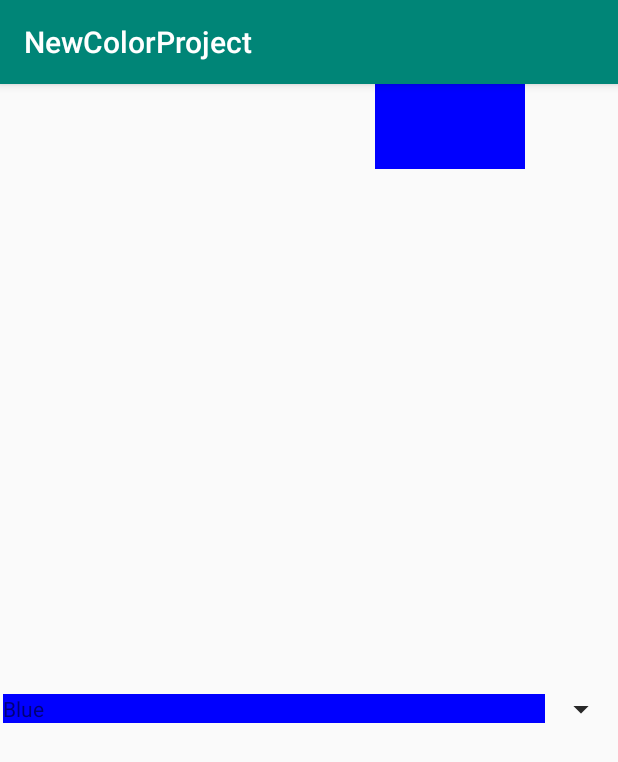
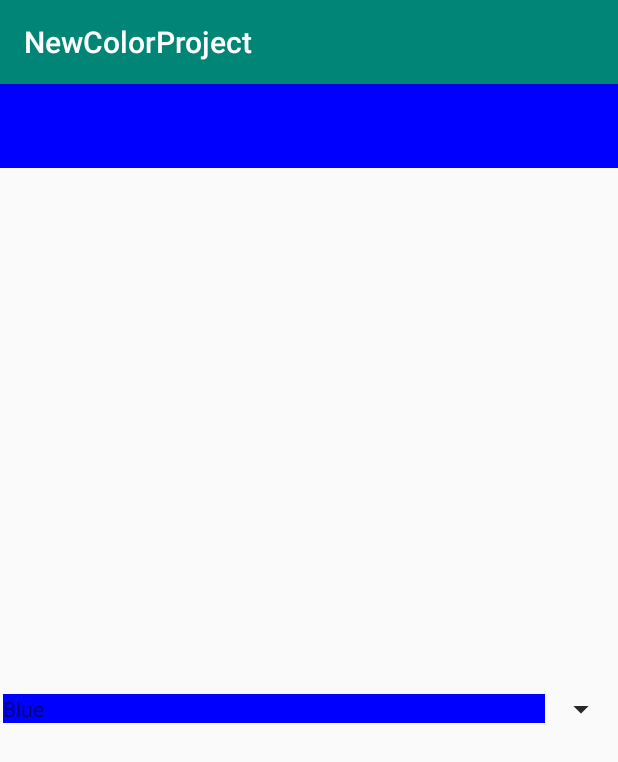
Before and after one commit to ShakeelAlibhai/CIS3515_Project4, an Android app: the screen it shows after launch (PaletteActivity), on a phone screen of 412 x 824 dp. Shown: the top 762 px of the screen. Run offline under Robolectric (Android 15) with nearby library versions, the phone set to English and light mode, and no system bars.

Commit message:
Adjust layout(s)

```diff
--- a/app/src/main/java/edu/temple/newcolorproject/CanvasActivity.java
+++ b/app/src/main/java/edu/temple/newcolorproject/CanvasActivity.java
@@ -35,7 +35,7 @@ public class CanvasActivity extends AppCompatActivity {
                 "Silver"
         };
 
-        findViewById(R.id.canvasLayout).setBackgroundColor(Color.parseColor(internalColors[colorIndex]));
+        findViewById(R.id.canvasFragment).setBackgroundColor(Color.parseColor(internalColors[colorIndex]));
 
         TextView colorTextView = findViewById(R.id.colorText);
         Context context = getApplicationContext();
--- a/app/src/main/res/layout/activity_palette.xml
+++ b/app/src/main/res/layout/activity_palette.xml
@@ -20,12 +20,12 @@
     <fragment
         android:id="@+id/container2"
         android:name="edu.temple.newcolorproject.CanvasFragment"
-        android:layout_width="100dp"
-        android:layout_height="100dp"
+        android:layout_width="match_parent"
+        android:layout_height="match_parent"
         android:layout_marginBottom="712dp"
         app:layout_constraintBottom_toBottomOf="parent"
         app:layout_constraintEnd_toEndOf="parent"
-        app:layout_constraintHorizontal_bias="0.801"
+        app:layout_constraintHorizontal_bias="0.0"
         app:layout_constraintStart_toStartOf="parent"
         app:layout_constraintTop_toTopOf="parent"
         app:layout_constraintVertical_bias="1.0" />
--- a/app/src/main/res/layout/fragment_canvas.xml
+++ b/app/src/main/res/layout/fragment_canvas.xml
@@ -2,6 +2,7 @@
 <FrameLayout xmlns:android="http://schemas.android.com/apk/res/android"
     xmlns:app="http://schemas.android.com/apk/res-auto"
     xmlns:tools="http://schemas.android.com/tools"
+    android:id="@+id/canvasFragment"
     android:layout_width="match_parent"
     android:layout_height="match_parent"
     tools:context=".CanvasFragment">
```
